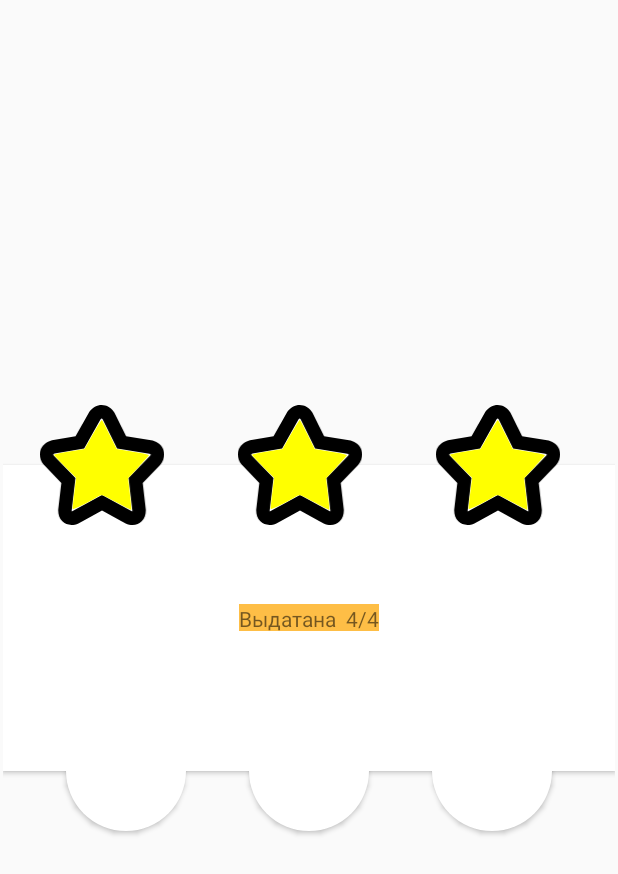
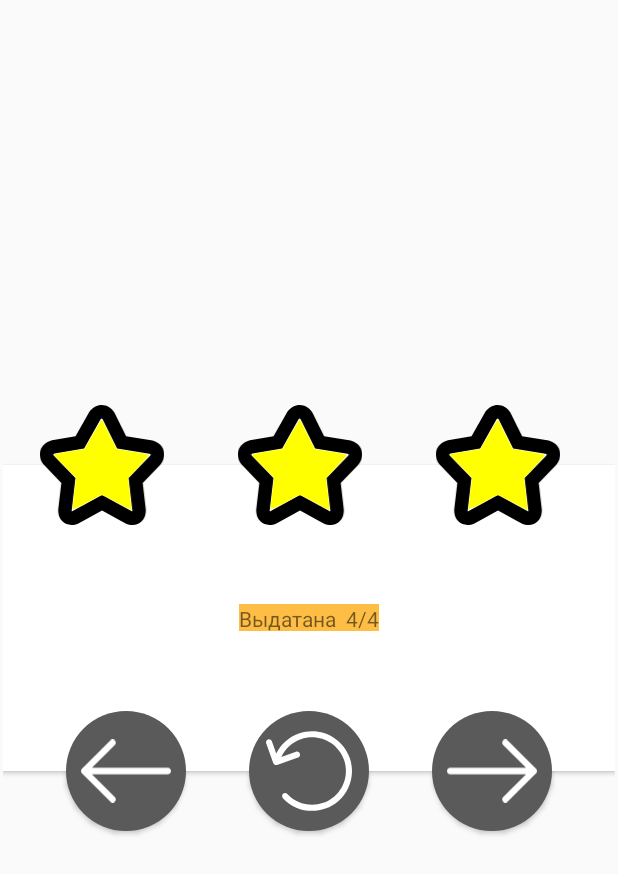
Before and after one commit to Kiolk/Alphabet, an Android app: the layout controller_end_game.xml on its own in the app's theme, with its tools: preview values and no code run, on a phone screen of 412 x 824 dp. Shown: the top 874 px of the screen. Run offline under Robolectric (Android 15) with nearby library versions, the phone set to English and light mode, and no system bars.

Commit message:
Added some fixes

```diff
--- a/app/build.gradle
+++ b/app/build.gradle
@@ -19,7 +19,7 @@ android {
         minSdkVersion 16
         targetSdkVersion 28
         versionCode 1
-        versionName "1.0"
+        versionName "0.1"
         testInstrumentationRunner "android.support.test.runner.AndroidJUnitRunner"
     }
 
@@ -70,7 +70,7 @@ android {
 
             ext.betaDistributionReleaseNotes = "\"${formReleaseNote}\""
             ext.betaDistributionEmails = "tyteishi@gmail.com"
-            ext.betaDistributionGroupAliases = "my-best-testers"
+            ext.betaDistributionGroupAliases = "Alphabet-Dev-Team"
         }
 
         prod{
--- a/app/src/main/java/com/github/kiolk/alphabet/presentation/game/game/GameController.kt
+++ b/app/src/main/java/com/github/kiolk/alphabet/presentation/game/game/GameController.kt
@@ -164,7 +164,7 @@ class GameController : BaseController, GameView {
         router.getControllerWithTag(GamePreviewController.TAG)?.let { router.popController(it) }
         router.pushController(RouterTransaction.with(GamePreviewController(gameSettings))
                 .pushChangeHandler(HorizontalChangeHandler())
-                .popChangeHandler(HorizontalChangeHandler()))
+                .popChangeHandler(HorizontalChangeHandler()).tag(GamePreviewController.TAG))
         router.getControllerWithTag(GameController.TAG)?.let { router.popController(it) }
     }
 
--- /dev/null
+++ b/app/src/main/res/drawable/bg_gray_round_dot.xml
@@ -0,0 +1,6 @@
+<?xml version="1.0" encoding="utf-8"?>
+<shape xmlns:android="http://schemas.android.com/apk/res/android"
+    android:shape="rectangle">
+    <corners android:radius="50dp" />
+    <solid android:color="@color/general_dark_gray" />
+</shape>
--- a/app/src/main/res/layout/controller_end_game.xml
+++ b/app/src/main/res/layout/controller_end_game.xml
@@ -35,7 +35,7 @@
         android:id="@+id/btn_end_game_repeat"
         android:layout_width="80dp"
         android:layout_height="80dp"
-        android:background="@drawable/bg_round_dot"
+        android:background="@drawable/bg_gray_round_dot"
         android:elevation="2dp"
         android:padding="10dp"
         android:scaleType="centerInside"
@@ -73,7 +73,7 @@
         android:id="@+id/btn_end_game_preview"
         android:layout_width="80dp"
         android:layout_height="80dp"
-        android:background="@drawable/bg_round_dot"
+        android:background="@drawable/bg_gray_round_dot"
         android:elevation="2dp"
         android:padding="10dp"
         android:visibility="gone"
@@ -89,7 +89,7 @@
         android:id="@+id/btn_end_game_next"
         android:layout_width="80dp"
         android:layout_height="80dp"
-        android:background="@drawable/bg_round_dot"
+        android:background="@drawable/bg_gray_round_dot"
         android:elevation="2dp"
         android:visibility="gone"
         tools:visibility="visible"
--- a/app/src/main/res/layout/controller_game.xml
+++ b/app/src/main/res/layout/controller_game.xml
@@ -4,7 +4,6 @@
     xmlns:tools="http://schemas.android.com/tools"
     android:layout_width="match_parent"
     android:layout_height="match_parent"
-    android:layout_margin="5dp"
     android:background="@color/general_gray"
     tools:context=".MainActivity">
 
```
Also changed, not shown: app/src/main/res/layout/controller_game_previe.xml (+3 -7 lines).
